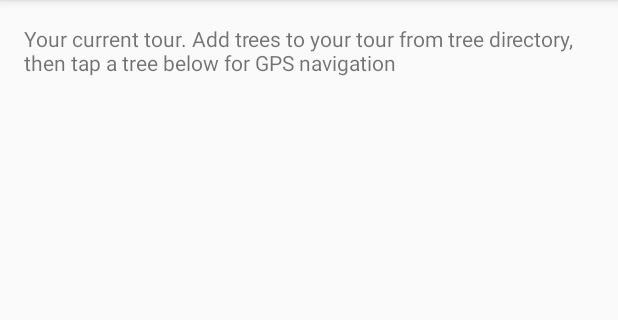
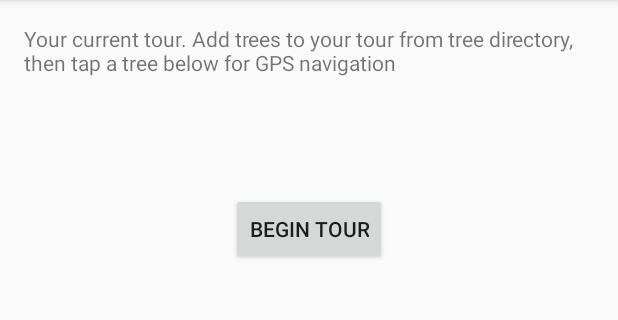
Before and after one commit to omar2112/fbtreetourapp, an Android app: the customTourActivity screen opened directly, with no data from a screen before it, on a phone screen of 412 x 824 dp, the part 84-404 px from its top. Run offline under Robolectric (Android 15) with nearby library versions, the phone set to English and light mode, and no system bars.

Commit message:
GOT MULTIPLE DESTINATIONS LIKE 95% WORKING. All hail Moon.

```diff
--- a/app/src/main/AndroidManifest.xml
+++ b/app/src/main/AndroidManifest.xml
@@ -8,6 +8,12 @@
          location permissions for the 'MyLocation' functionality.
     -->
     <uses-permission android:name="android.permission.ACCESS_FINE_LOCATION" />
+
+    <manifest xmlns:android="http://schemas.android.com/apk/res/android"
+        package="com.google.android.gms.location.sample.basiclocationsample" >
+
+        <uses-permission android:name="android.permission.ACCESS_COARSE_LOCATION"/>
+    </manifest>
 
     <application
         android:allowBackup="true"
--- a/app/src/main/java/com/example/bluefox/listtest1/TestMapsActivity.java
+++ b/app/src/main/java/com/example/bluefox/listtest1/TestMapsActivity.java
@@ -17,6 +17,7 @@ import com.google.android.gms.maps.model.BitmapDescriptor;
 import com.google.android.gms.maps.model.LatLng;
 import com.google.android.gms.maps.model.MarkerOptions;
 import com.google.android.gms.maps.model.BitmapDescriptorFactory;
+import com.google.android.gms.maps.LocationSource;
 
 import android.view.Gravity;
 import android.view.View;
@@ -26,6 +27,8 @@ import android.widget.TextView;
 import android.widget.Toast;
 
 import com.google.android.gms.maps.model.Marker;
+
+import android.location.LocationManager;
 
 
 //public class TestMapsActivity extends FragmentActivity implements OnMapReadyCallback {
@@ -99,7 +102,6 @@ public class TestMapsActivity extends MainActivity implements OnMapReadyCallback
                 return false;
             }
         });
-
 
 
         // Add a marker in Sydney and move the camera
--- a/app/src/main/java/com/example/bluefox/listtest1/customTourActivity.java
+++ b/app/src/main/java/com/example/bluefox/listtest1/customTourActivity.java
@@ -2,7 +2,12 @@ package com.example.bluefox.listtest1;
 
 import android.content.Context;
 import android.content.Intent;
+import android.content.pm.PackageManager;
+import android.location.Location;
 import android.net.Uri;
+import android.provider.Settings;
+import android.support.v4.app.ActivityCompat;
+import android.support.v4.content.ContextCompat;
 import android.support.v4.widget.DrawerLayout;
 import android.support.v7.app.ActionBarDrawerToggle;
 import android.support.v7.app.AppCompatActivity;
@@ -12,8 +17,14 @@ import android.view.LayoutInflater;
 import android.view.View;
 import android.widget.AdapterView;
 import android.widget.ArrayAdapter;
+import android.widget.Button;
 import android.widget.ListView;
 import android.widget.Toast;
+
+import android.location.LocationManager;
+
+import com.google.android.gms.common.api.GoogleApiClient;
+import com.google.android.gms.maps.model.LatLng;
 
 import java.util.ArrayList;
 import java.util.List;
@@ -46,7 +57,52 @@ public class customTourActivity extends MainActivity {
         mDrawerLayout.addView(contentView, 0);
         mDrawerLayout.closeDrawer(Gravity.LEFT);
 
+        Button b = (Button)findViewById(R.id.begintourbutton);
+        b.setOnClickListener(new View.OnClickListener(){
+            @Override
+            public void onClick(View view) {
+                /*this kinda sort works kinda
+                Intent browserIntent = new Intent(Intent.ACTION_VIEW,
+                        Uri.parse("https://www.google.com/maps/dir/47.658129,+-122.308097/47.658723,+-122.307774/47.654312,+-122.307866/47.651556,+-122.308437/47.654491,+-122.310213"));
+                startActivity(browserIntent);
+                */
 
+                //this halfway works https://stackoverflow.com/questions/5700669/how-do-you-default-to-walking-directions-when-you-open-a-google-maps-url
+                //it pretty much works like 90% xP
+                //https://stackoverflow.com/questions/16459426/android-navigation-intent
+
+                Intent browserIntent = new Intent(Intent.ACTION_VIEW,
+                        Uri.parse("http://maps.google.com/maps?saddr=47.658129,-122.308097&daddr=47.658723,-122.307774+to:47.654312,-122.307866 +to:47.651556,-122.308437+to:47.654491,-122.310213&dirflg=w"));
+                browserIntent.setClassName("com.google.android.apps.maps", "com.google.android.maps.MapsActivity");
+
+                startActivity(browserIntent);
+
+                /*
+                String uri = "http://maps.google.com/maps?saddr="+"47.658129, -122.308097"+"&daddr="+"47.658723,+-122.307774"+"&daddr="+"47.654312, -122.307866"+"&daddr="+"47.651556, -122.308437";
+                Intent intent = new Intent(android.content.Intent.ACTION_VIEW, Uri.parse(uri));
+                intent.setClassName("com.google.android.apps.maps", "com.google.android.maps.MapsActivity");
+                startActivity(intent);
+                */
+
+                //https://stackoverflow.com/questions/16459426/android-navigation-intent
+                /*
+                http://maps.google.com/maps?saddr=[lat 1],[lon 1]&daddr=[lat 2],
+                    [lon 2]+to:[lat 3],[lon 3]+to:[lat 4],[lon 4]
+        http://maps.google.com/maps?saddr=47.658129,-122.308097&daddr=47.658723,-122.307774"+to:47.654312,-122.307866 +to:47.651556,-122.308437
+
+                 */
+            }
+
+        });
+
+
+/*
+        locMan = (LocationManager)getSystemService(Context.LOCATION_SERVICE);
+        Location lastLoc = locMan.getLastKnownLocation(LocationManager.NETWORK_PROVIDER);
+        double lat = lastLoc.getLatitude();
+        double lng = lastLoc.getLongitude();
+        LatLng lastLatLng = new LatLng(lat, lng);
+*/
 
         //super.onCreate(savedInstanceState);
         //tourInstance = this;
@@ -58,6 +114,8 @@ public class customTourActivity extends MainActivity {
 
         ArrayAdapter<String> theAdapter = new ArrayAdapter<String>(this, android.R.layout.simple_list_item_1, MainActivity.treeList);
         theListView.setAdapter(theAdapter);
+
+
 
         theListView.setOnItemClickListener(new AdapterView.OnItemClickListener() {
             @Override
@@ -129,4 +187,8 @@ public class customTourActivity extends MainActivity {
         });
 
     }
+    //private void beginTourButtonPress(final String itemValue) {
+
+    //}
+
 }
--- a/app/src/main/res/layout/activity_custom_tour.xml
+++ b/app/src/main/res/layout/activity_custom_tour.xml
@@ -26,4 +26,13 @@
         android:layout_alignRight="@+id/textView"
         android:layout_alignEnd="@+id/textView"
         android:layout_alignParentBottom="true" />
+
+    <Button
+        android:layout_width="wrap_content"
+        android:layout_height="wrap_content"
+        android:text="Begin Tour"
+        android:id="@+id/begintourbutton"
+        android:layout_below="@+id/textView"
+        android:layout_centerHorizontal="true"
+        android:layout_marginTop="77dp" />
 </RelativeLayout>
```
Also changed, not shown: 1 other file.
